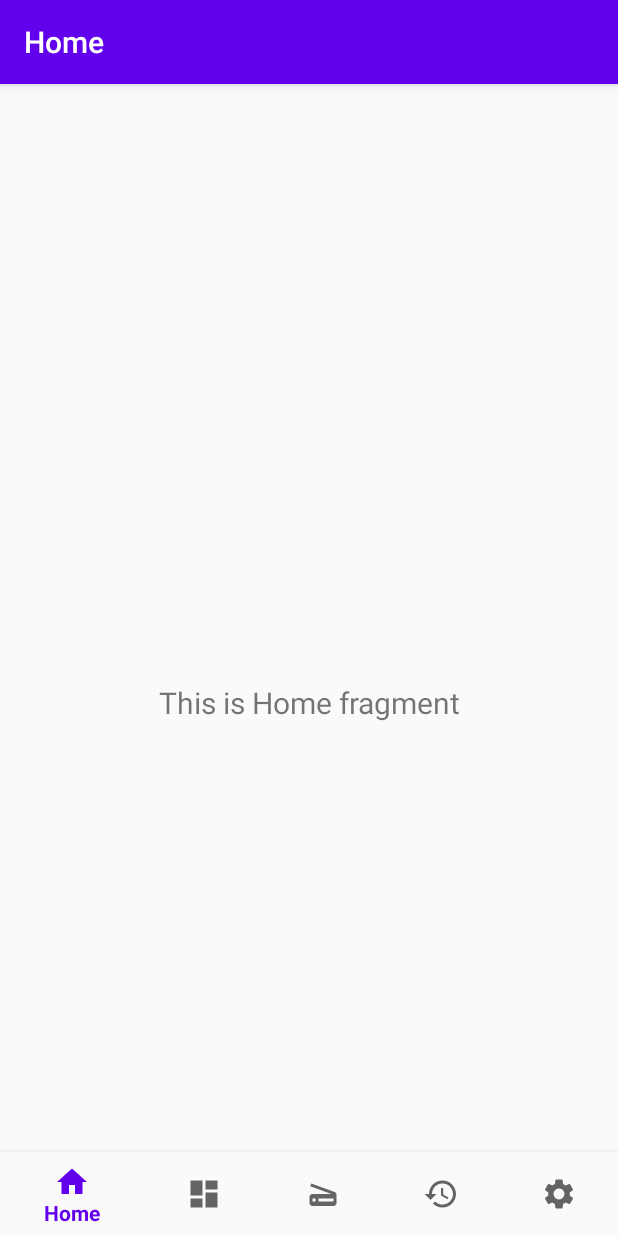
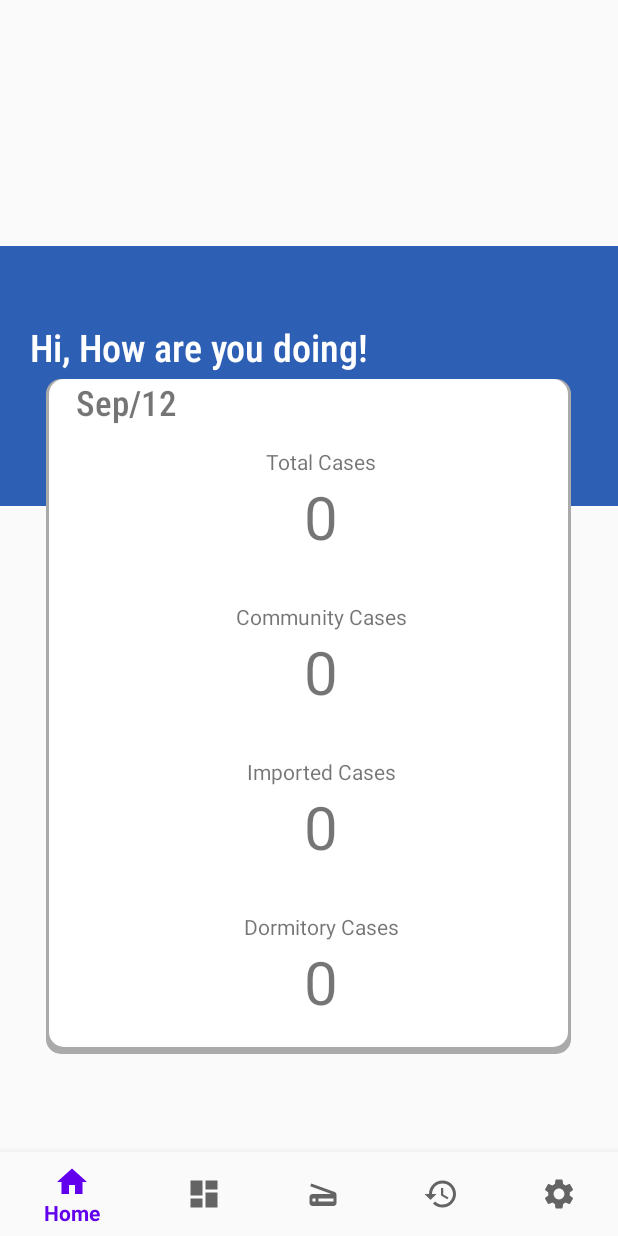
Before and after one commit to Edel-weiB/Better-Social-Distancing, an Android app: the screen it shows after launch (MainActivity), on a phone screen of 412 x 824 dp. Run offline under Robolectric (Android 15) with nearby library versions, the phone set to English and light mode, and no system bars; our stand-ins replace navigation-ui.

Commit message:
homepage layout

```diff
--- a/ClientApplication/app/src/main/java/com/example/cotrace/MainActivity.java
+++ b/ClientApplication/app/src/main/java/com/example/cotrace/MainActivity.java
@@ -28,7 +28,7 @@ public class MainActivity extends AppCompatActivity {
                 R.id.navigation_home, R.id.navigation_hotspot, R.id.navigation_settings)
                 .build();
         NavController navController = Navigation.findNavController(this, R.id.nav_host_fragment);
-        NavigationUI.setupActionBarWithNavController(this, navController, appBarConfiguration);
+//        NavigationUI.setupActionBarWithNavController(this, navController, appBarConfiguration);
         NavigationUI.setupWithNavController(navView, navController);
     }
 
--- a/ClientApplication/app/src/main/java/com/example/cotrace/ui/home/HomeFragment.java
+++ b/ClientApplication/app/src/main/java/com/example/cotrace/ui/home/HomeFragment.java
@@ -14,22 +14,37 @@ import androidx.lifecycle.ViewModelProviders;
 
 import com.example.cotrace.R;
 
+import java.text.SimpleDateFormat;
+import java.util.Calendar;
+
 public class HomeFragment extends Fragment {
 
     private HomeViewModel homeViewModel;
+    private TextView dateTimeDisplay;
+    private Calendar calendar;
+    private SimpleDateFormat dateFormat;
+    private String date_display;
 
     public View onCreateView(@NonNull LayoutInflater inflater,
                              ViewGroup container, Bundle savedInstanceState) {
         homeViewModel =
                 ViewModelProviders.of(this).get(HomeViewModel.class);
         View root = inflater.inflate(R.layout.fragment_home, container, false);
-        final TextView textView = root.findViewById(R.id.text_home);
-        homeViewModel.getText().observe(getViewLifecycleOwner(), new Observer<String>() {
-            @Override
-            public void onChanged(@Nullable String s) {
-                textView.setText(s);
-            }
-        });
+
+        TextView date = root.findViewById(R.id.date);
+        calendar = Calendar.getInstance();
+        dateFormat = new SimpleDateFormat("MMM/dd");
+        date_display = dateFormat.format(calendar.getTime());
+        date.setText(date_display);
+
+//        final TextView textView = root.findViewById(R.id.text_home);
+
+//        homeViewModel.getText().observe(getViewLifecycleOwner(), new Observer<String>() {
+//            @Override
+//            public void onChanged(@Nullable String s) {
+////                textView.setText(s);
+//            }
+//        });
         return root;
     }
 }
--- /dev/null
+++ b/ClientApplication/app/src/main/res/drawable/bg_with_shadow.xml
@@ -0,0 +1,18 @@
+<?xml version="1.0" encoding="utf-8"?>
+
+<layer-list xmlns:android="http://schemas.android.com/apk/res/android">
+    <item >
+        <shape
+            android:shape="rectangle">
+            <solid android:color="@android:color/darker_gray" />
+            <corners android:radius="10dp"/>
+        </shape>
+    </item>
+    <item android:right="2dp" android:left="2dp" android:bottom="5dp">
+        <shape
+            android:shape="rectangle">
+            <solid android:color="@android:color/white"/>
+            <corners android:radius="10dp"/>
+        </shape>
+    </item>
+</layer-list>
--- a/ClientApplication/app/src/main/res/layout/fragment_home.xml
+++ b/ClientApplication/app/src/main/res/layout/fragment_home.xml
@@ -6,17 +6,142 @@
     android:layout_height="match_parent"
     tools:context=".ui.home.HomeFragment">
 
-    <TextView
-        android:id="@+id/text_home"
+    <!--    <TextView-->
+    <!--        android:id="@+id/text_home"-->
+    <!--        android:layout_width="match_parent"-->
+    <!--        android:layout_height="wrap_content"-->
+    <!--        android:layout_marginStart="8dp"-->
+    <!--        android:layout_marginTop="8dp"-->
+    <!--        android:layout_marginEnd="8dp"-->
+    <!--        android:textAlignment="center"-->
+    <!--        android:textSize="20sp"-->
+    <!--        app:layout_constraintBottom_toBottomOf="parent"-->
+    <!--        app:layout_constraintEnd_toEndOf="parent"-->
+    <!--        app:layout_constraintStart_toStartOf="parent"-->
+    <!--        app:layout_constraintTop_toTopOf="parent" />-->
+
+
+    <LinearLayout
+        android:id="@+id/linearLayout"
         android:layout_width="match_parent"
-        android:layout_height="wrap_content"
-        android:layout_marginStart="8dp"
-        android:layout_marginTop="8dp"
-        android:layout_marginEnd="8dp"
-        android:textAlignment="center"
-        android:textSize="20sp"
+        android:layout_height="173dp"
+        android:layout_marginBottom="30dp"
+        android:background="#2d5fb5"
+        android:paddingTop="50dp"
+
+        android:paddingBottom="90dp"
         app:layout_constraintBottom_toBottomOf="parent"
         app:layout_constraintEnd_toEndOf="parent"
+        app:layout_constraintHorizontal_bias="0.0"
         app:layout_constraintStart_toStartOf="parent"
-        app:layout_constraintTop_toTopOf="parent" />
+        app:layout_constraintTop_toTopOf="parent"
+        app:layout_constraintVertical_bias="0.0">
+
+        <TextView
+            android:id="@+id/welcome_msg"
+            android:layout_width="wrap_content"
+            android:layout_height="wrap_content"
+            android:layout_alignParentTop="true"
+            android:layout_marginLeft="20dp"
+            android:layout_marginTop="0dp"
+            android:fontFamily="sans-serif-condensed-medium"
+            android:text="Hi, How are you doing!"
+            android:textColor="@android:color/white"
+            android:textSize="25sp"
+            app:layout_constraintEnd_toEndOf="parent"
+            app:layout_constraintStart_toStartOf="parent"
+            app:layout_constraintTop_toTopOf="parent" />
+    </LinearLayout>
+
+    <LinearLayout
+        android:id="@+id/linearLayout2"
+        android:layout_width="350dp"
+        android:layout_height="450dp"
+        android:layout_alignParentBottom="true"
+        android:layout_marginStart="10dp"
+        android:layout_marginTop="30dp"
+        android:layout_marginEnd="10dp"
+        android:layout_marginBottom="140dp"
+        android:background="@drawable/bg_with_shadow"
+        android:gravity="top"
+        app:layout_constraintBottom_toBottomOf="parent"
+        app:layout_constraintEnd_toEndOf="parent"
+        app:layout_constraintHorizontal_bias="0.487"
+        app:layout_constraintStart_toStartOf="parent"
+        app:layout_constraintTop_toBottomOf="@+id/linearLayout"
+        app:layout_constraintVertical_bias="0.596">
+
+        <TextView
+            android:id="@+id/date"
+            android:layout_width="wrap_content"
+            android:layout_height="wrap_content"
+            android:layout_marginLeft="20dp"
+            android:fontFamily="sans-serif-condensed-medium"
+            android:text="Today"
+            android:textSize="23sp" />
+
+        <LinearLayout
+            android:layout_width="match_parent"
+            android:layout_height="wrap_content"
+            android:layout_marginTop="45dp"
+            android:layout_marginRight="70dp"
+            android:gravity="center"
+            android:orientation="vertical">
+
+            <TextView
+                android:layout_width="wrap_content"
+                android:layout_height="wrap_content"
+                android:text="Total Cases" />
+
+            <TextView
+                android:id="@+id/total_cases_num"
+                android:layout_width="wrap_content"
+                android:layout_height="wrap_content"
+                android:text="0"
+                android:textSize="40sp" />
+
+            <TextView
+                android:layout_width="wrap_content"
+                android:layout_height="wrap_content"
+                android:layout_marginTop="30dp"
+                android:text="Community Cases" />
+
+            <TextView
+                android:id="@+id/community_cases_num"
+                android:layout_width="wrap_content"
+                android:layout_height="wrap_content"
+                android:text="0"
+                android:textSize="40sp" />
+
+            <TextView
+                android:layout_width="wrap_content"
+                android:layout_height="wrap_content"
+                android:layout_marginTop="30dp"
+                android:text="Imported Cases" />
+
+            <TextView
+                android:id="@+id/imported_cases_num"
+                android:layout_width="wrap_content"
+                android:layout_height="wrap_content"
+                android:text="0"
+                android:textSize="40sp" />
+
+            <TextView
+                android:layout_width="wrap_content"
+                android:layout_height="wrap_content"
+                android:layout_marginTop="30dp"
+                android:text="Dormitory Cases" />
+
+            <TextView
+                android:id="@+id/dorm_cases_num"
+                android:layout_width="wrap_content"
+                android:layout_height="wrap_content"
+                android:text="0"
+                android:textSize="40sp" />
+
+        </LinearLayout>
+
+
+    </LinearLayout>
+
 </androidx.constraintlayout.widget.ConstraintLayout>
--- a/ClientApplication/app/src/main/res/values/styles.xml
+++ b/ClientApplication/app/src/main/res/values/styles.xml
@@ -1,6 +1,6 @@
 <resources>
     <!-- Base application theme. -->
-    <style name="AppTheme" parent="Theme.AppCompat.Light.DarkActionBar">
+    <style name="AppTheme" parent="Theme.AppCompat.Light.NoActionBar">
         <!-- Customize your theme here. -->
         <item name="colorPrimary">@color/colorPrimary</item>
         <item name="colorPrimaryDark">@color/colorPrimaryDark</item>
```
